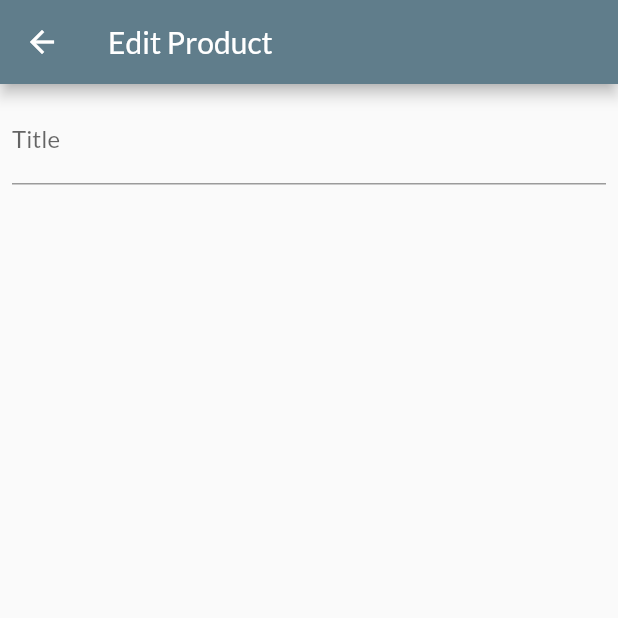
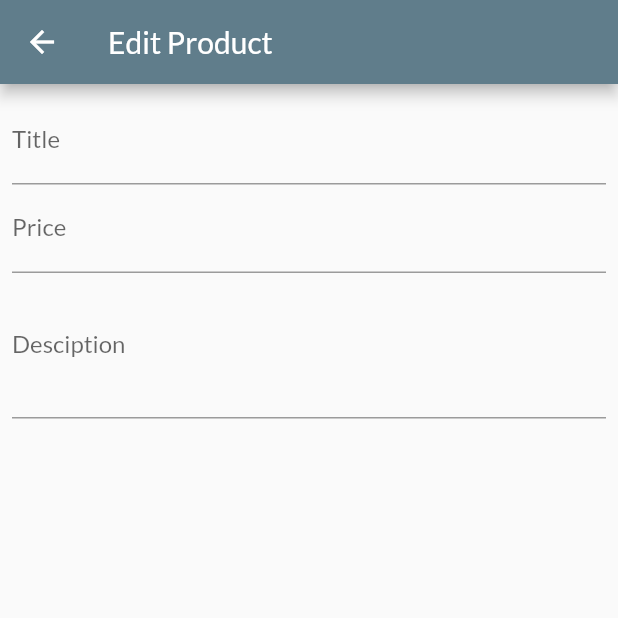
Before and after one commit to tayyab530/shop_app, a Flutter app: the EditProductScreen screen opened by its route, on a phone screen of 412 x 824 dp, the top half of it. Run offline on Flutter 3.47's test engine with Material 2 defaults, Android fonts, the phone set to English and light mode, and no system bars; network calls fail.

Commit message:
Focus node and maxLines for Desciption and Price fields

```diff
--- a/lib/src/screens/edit_product_screen.dart
+++ b/lib/src/screens/edit_product_screen.dart
@@ -8,6 +8,9 @@ class EditProductScreen extends StatefulWidget {
 }
 
 class _EditProductScreenState extends State<EditProductScreen> {
+  final _priceFocus = FocusNode();
+  final _descriptionFocusNode = FocusNode();
+
   @override
   Widget build(BuildContext context) {
     return Scaffold(
@@ -24,6 +27,32 @@ class _EditProductScreenState extends State<EditProductScreen> {
                 hintText: "Fleece Shirt",
               ),
               textInputAction: TextInputAction.next,
+              onFieldSubmitted: (_) {
+                FocusScope.of(context).requestFocus(_priceFocus);
+              },
+            ),
+
+            TextFormField(
+              decoration: InputDecoration(
+                labelText: 'Price',
+                hintText: "23.1 \$",
+              ),
+              textInputAction: TextInputAction.next,
+              keyboardType: TextInputType.number,
+              focusNode: _priceFocus,
+              onFieldSubmitted: (_) {
+                FocusScope.of(context).requestFocus(_descriptionFocusNode);
+              }
+            ),
+
+            TextFormField(
+              decoration: InputDecoration(
+                labelText: 'Desciption',
+                hintText: "It's made of....",
+              ),
+              maxLines: 3,
+              textInputAction: TextInputAction.newline,
+              focusNode: _descriptionFocusNode,
             ),
           ],
         )),
```
